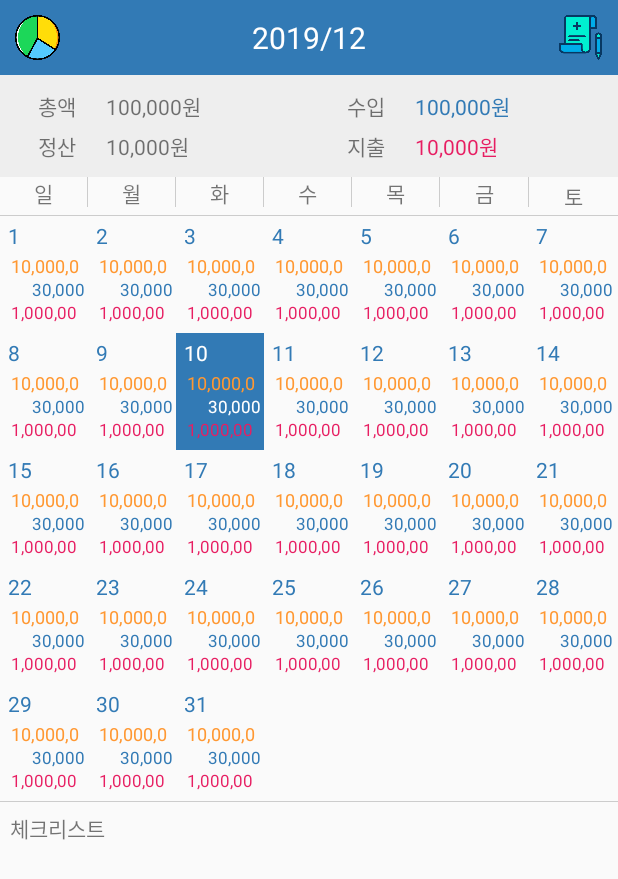
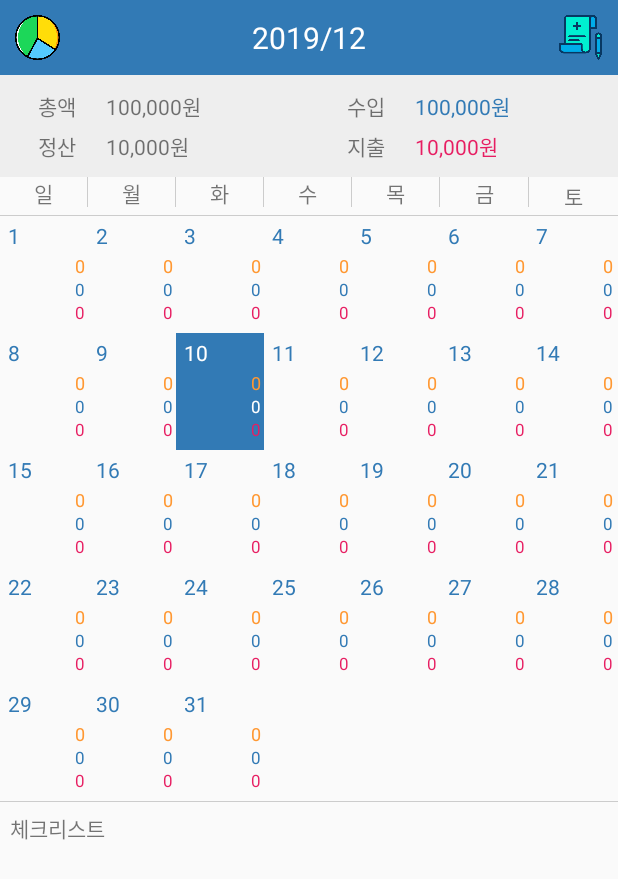
Before and after one commit to rlajiun/simpleAccount, an Android app: the screen it shows after launch (MainActivity), on a phone screen of 412 x 824 dp. Shown: the top 879 px of the screen. Run offline under Robolectric (Android 15) with nearby library versions, the phone set to English and light mode, and no system bars.

Commit message:
database & income activity

```diff
--- a/app/src/main/java/com/unvin/simpleaccount/MainActivity.java
+++ b/app/src/main/java/com/unvin/simpleaccount/MainActivity.java
@@ -6,6 +6,7 @@ import android.content.Intent;
 import android.database.Cursor;
 import android.database.sqlite.SQLiteDatabase;
 import android.os.Bundle;
+import android.util.Log;
 import android.view.LayoutInflater;
 import android.view.View;
 import android.view.ViewGroup;
@@ -44,7 +45,7 @@ public class MainActivity extends Activity {
     /**
      * 연/월 텍스트뷰
      */
-    private TextView tvDate;
+    static public TextView tvDate;
     /**
      * 그리드뷰 어댑터
      */
@@ -159,6 +160,7 @@ public class MainActivity extends Activity {
             String datetimeStrimg = cursor.getString(5).substring(6);
             moneyDataList.add((new checkList(getResources().getIdentifier("@drawable/"+drawableString, "drawable", this.getPackageName())
                     , cursor.getString(3)+"한테",
+
                     cursor.getString(2)+"원", whatString, datetimeStrimg+"까지")));
         }
 
--- a/app/src/main/java/com/unvin/simpleaccount/adapter/GridAdapter.java
+++ b/app/src/main/java/com/unvin/simpleaccount/adapter/GridAdapter.java
@@ -1,6 +1,9 @@
 package com.unvin.simpleaccount.adapter;
 
 import android.content.Context;
+import android.database.Cursor;
+import android.database.sqlite.SQLiteDatabase;
+import android.util.Log;
 import android.view.LayoutInflater;
 import android.view.View;
 import android.view.ViewGroup;
@@ -10,10 +13,15 @@ import android.widget.TextView;
 
 import com.unvin.simpleaccount.MainActivity;
 import com.unvin.simpleaccount.R;
+import com.unvin.simpleaccount.database.DBHelper;
 import com.unvin.simpleaccount.models.day;
 
+import org.w3c.dom.Text;
+
+import java.text.SimpleDateFormat;
 import java.util.ArrayList;
 import java.util.Calendar;
+import java.util.Locale;
 
 public class GridAdapter extends BaseAdapter {
 
@@ -21,7 +29,6 @@ public class GridAdapter extends BaseAdapter {
 
     private final LayoutInflater inflater;
     private Calendar cal;
-
     /**
      * 생성자
      *  @param context
@@ -69,9 +76,29 @@ public class GridAdapter extends BaseAdapter {
             holder = (ViewHolder)convertView.getTag();
         }
         holder.tvItemGridView.setText("" + getItem(position).getDay());
-//        holder.totalItemGridView.setText(list.get(position).getTotal());
-//        holder.inItemGridView.setText(list.get(position).getIncome());
-//        holder.conItemGridView.setText(list.get(position).getConsume());
+
+        String queryDayFormat = MainActivity.tvDate.getText().toString().substring(0, 4)+"년 "+MainActivity.tvDate.getText().toString().substring(5)+"월 "+getItem(position).getDay();
+        Log.d("position", queryDayFormat);
+        //connect database
+        DBHelper dbHelper = new DBHelper(convertView.getContext(), "unvinDB", null, 1);
+        SQLiteDatabase db = dbHelper.getReadableDatabase();
+        Cursor cursor = db.rawQuery(dbHelper.selectValueOneDaySQL, new String[] {queryDayFormat+"%"});
+
+        int incomeValue = 0;    //flag: 0
+        int consumeValue = 0;   //flag: 1
+        int totalValue = 0;
+        while(cursor.moveToNext()){
+            if(cursor.getString(0).equals("0"))
+                incomeValue += Integer.parseInt(cursor.getString(1));
+            else
+                consumeValue += Integer.parseInt(cursor.getString(1));
+        }
+
+        totalValue = incomeValue - consumeValue;
+
+        holder.totalItemGridView.setText(String.valueOf(totalValue));
+        holder.inItemGridView.setText(String.valueOf(incomeValue));
+        holder.conItemGridView.setText(String.valueOf(consumeValue));
 
         //해당 날짜 텍스트 컬러,배경 변경
         cal = Calendar.getInstance();
--- a/app/src/main/java/com/unvin/simpleaccount/database/DBHelper.java
+++ b/app/src/main/java/com/unvin/simpleaccount/database/DBHelper.java
@@ -46,6 +46,7 @@ public class DBHelper extends SQLiteOpenHelper {
     public String selectShareSQL = "SELECT * FROM share";
     public String insertShareSQL = "INSERT INTO share (flag, value, who, detail, datetime)"+
             "VALUES (?, ?, ?, ?, ?)";
+    public String selectValueOneDaySQL = "SELECT flag, value FROM account WHERE datetime LIKE ?";
     public String selectInAccountSQL = "select value, detail, datetime, category from account where flag=0";   // 수입 내역만 불러오기
     public String selectConAccountSQL = "select value, detail, datetime, category from account where flag=1";   // 지출 내역만 불러오기
     public String selectGetShareSQL = "select value from share where flag=0"; // 받을 돈
```
